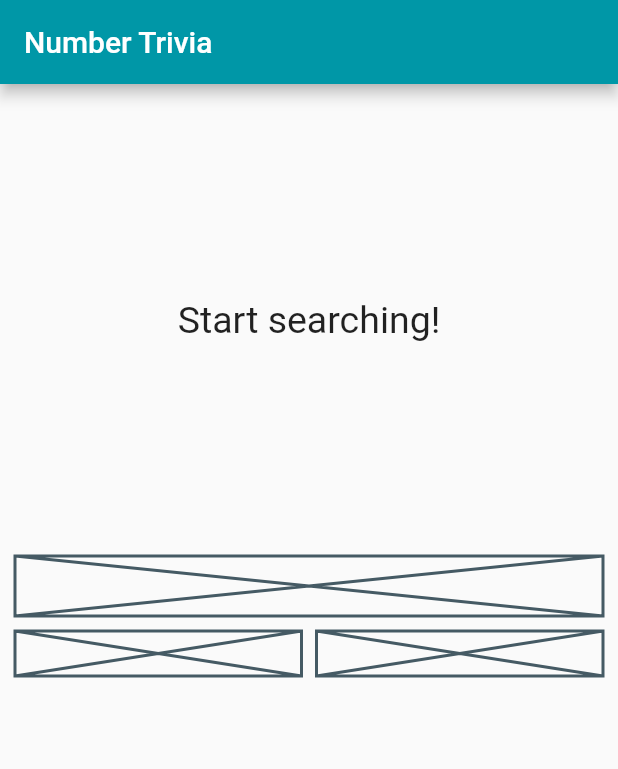
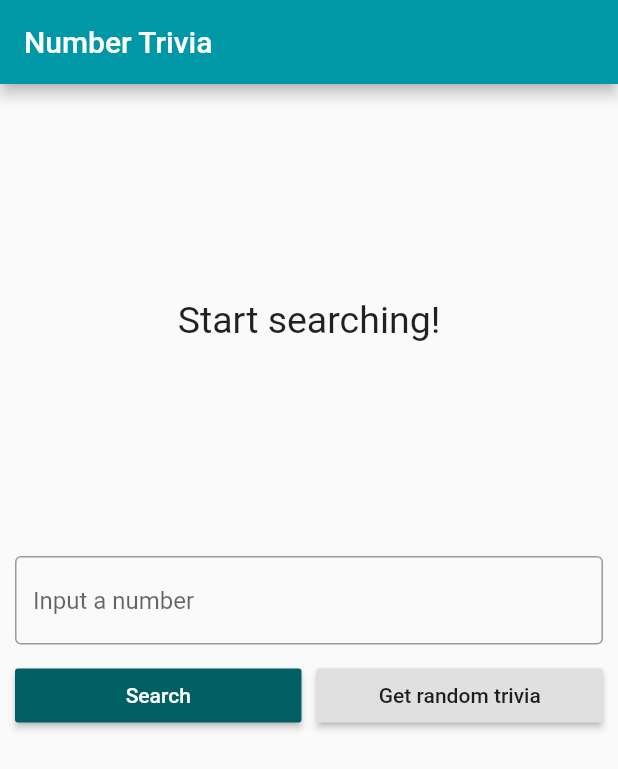
Before and after one commit to sophiabrandt/flutter_tdd, a Flutter app: the screen it shows after launch, on a phone screen of 412 x 824 dp. Shown: the top 769 px of the screen. Run offline on Flutter 3.47's test engine with Material 2 defaults, Android fonts, the phone set to English and light mode, and no system bars; our stand-ins replace bloc, dartz, data_connection_checker, equatable, flutter_bloc, get_it and 1 more.

Commit message:
📦 NEW: add trivia control buttons

```diff
--- a/lib/features/number_trivia/presentation/page/number_trivia_page.dart
+++ b/lib/features/number_trivia/presentation/page/number_trivia_page.dart
@@ -10,7 +10,8 @@ class NumberTriviaPage extends StatelessWidget {
   @override
   Widget build(BuildContext context) {
     return Scaffold(
-        appBar: AppBar(title: Text('Number Trivia')), body: buildBody(context));
+        appBar: AppBar(title: Text('Number Trivia')),
+        body: SingleChildScrollView(child: buildBody(context)));
   }
 }
 
@@ -34,16 +35,6 @@ BlocProvider<NumberTriviaBloc> buildBody(BuildContext context) {
                   return MessageDisplay(message: 'Start searching!');
                 }),
                 SizedBox(height: 20),
-                Column(children: <Widget>[
-                  Placeholder(fallbackHeight: 40),
-                  SizedBox(height: 10),
-                  Row(
-                    children: <Widget>[
-                      Expanded(child: Placeholder(fallbackHeight: 30)),
-                      SizedBox(width: 10),
-                      Expanded(child: Placeholder(fallbackHeight: 30))
-                    ],
-                  )
-                ])
+                TriviaControls()
               ]))));
 }
--- /dev/null
+++ b/lib/features/number_trivia/presentation/widgets/trivia_controls.dart
@@ -0,0 +1,70 @@
+import 'package:flutter/material.dart';
+import 'package:flutter_bloc/flutter_bloc.dart';
+import 'package:flutter_tdd/features/number_trivia/presentation/bloc/bloc.dart';
+
+class TriviaControls extends StatefulWidget {
+  const TriviaControls({
+    Key key,
+  }) : super(key: key);
+
+  @override
+  _TriviaControlsState createState() => _TriviaControlsState();
+}
+
+class _TriviaControlsState extends State<TriviaControls> {
+  final controller = TextEditingController();
+  String inputStr;
+
+  @override
+  Widget build(BuildContext context) {
+    return Column(
+      children: <Widget>[
+        TextField(
+          controller: controller,
+          keyboardType: TextInputType.number,
+          decoration: InputDecoration(
+            border: OutlineInputBorder(),
+            hintText: 'Input a number',
+          ),
+          onChanged: (value) {
+            inputStr = value;
+          },
+          onSubmitted: (_) {
+            dispatchConcrete();
+          },
+        ),
+        SizedBox(height: 10),
+        Row(
+          children: <Widget>[
+            Expanded(
+              child: RaisedButton(
+                child: Text('Search'),
+                color: Theme.of(context).accentColor,
+                textTheme: ButtonTextTheme.primary,
+                onPressed: dispatchConcrete,
+              ),
+            ),
+            SizedBox(width: 10),
+            Expanded(
+              child: RaisedButton(
+                child: Text('Get random trivia'),
+                onPressed: dispatchRandom,
+              ),
+            ),
+          ],
+        )
+      ],
+    );
+  }
+
+  void dispatchConcrete() {
+    controller.clear();
+    BlocProvider.of<NumberTriviaBloc>(context)
+        .add(GetTriviaForConcreteNumber(inputStr));
+  }
+
+  void dispatchRandom() {
+    controller.clear();
+    BlocProvider.of<NumberTriviaBloc>(context).add(GetTriviaForRandomNumber());
+  }
+}
--- a/lib/features/number_trivia/presentation/widgets/widgets.dart
+++ b/lib/features/number_trivia/presentation/widgets/widgets.dart
@@ -1,3 +1,4 @@
 export 'loading_widget.dart';
 export 'message_display.dart';
+export 'trivia_controls.dart';
 export 'trivia_display.dart';
```
